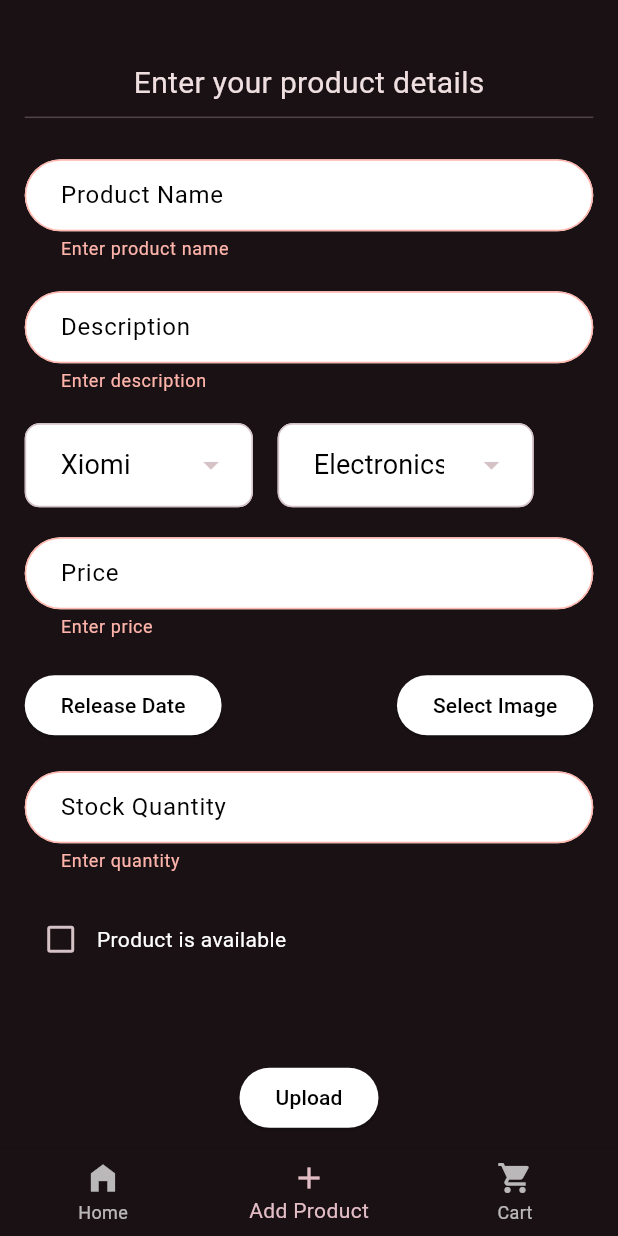
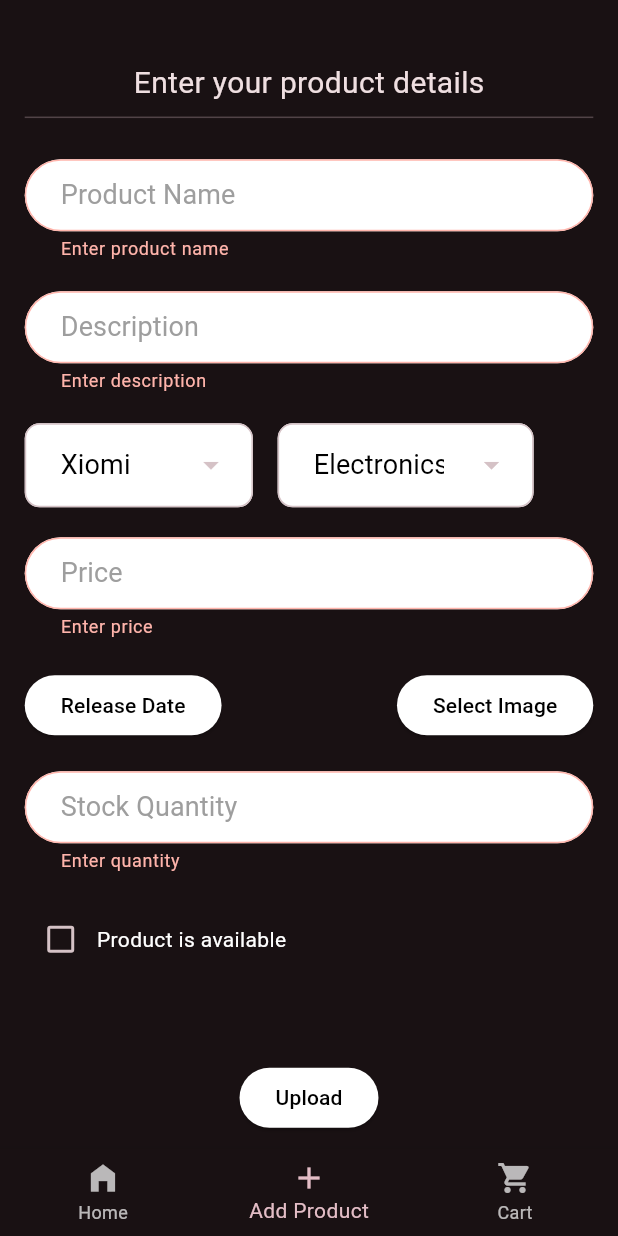
Before and after one commit to Mayankk074/ecommerce, a Flutter app: the Home screen opened directly, item 2 of the bottom bar chosen, after a tap on "Upload", on a phone screen of 412 x 824 dp. Run offline on Flutter 3.47's test engine with Material 3 defaults, Android fonts, the phone set to English and light mode, and no system bars; our stand-ins replace flutter_secure_storage, image_picker; missing offline and left inert: dart:ffi; accounts and stored records are empty; network calls fail.

```diff
--- a/frontend/lib/model/product.dart
+++ b/frontend/lib/model/product.dart
@@ -22,7 +22,7 @@ class Product{
       name: json['name'],
       description: json['description'],
       brand: json['brand'],
-      price: json['price'],
+      price: (json['price'] as num).toDouble(),
       category: json['category'],
       releaseDate: json['releaseDate'],
       isAvailable: json['productAvailable'],
--- a/frontend/lib/page/home/addProduct/addProduct.dart
+++ b/frontend/lib/page/home/addProduct/addProduct.dart
@@ -100,16 +100,27 @@ class _AddproductState extends State<Addproduct> {
               Divider(),
               const SizedBox(height: 20,),
               TextFormField(
-                decoration: const InputDecoration(hintText: "Product Name"),
+                decoration: const InputDecoration(
+                  hintText: "Product Name",
+                  hintStyle: TextStyle(
+                      color: Colors.grey
+                  )
+                ),
                 validator: (val) => val!.isEmpty ? "Enter product name" : null,
                 onChanged: (val) => setState(() => prodName=val),
-
+                style: Theme.of(context).textTheme.titleSmall
               ),
               const SizedBox(height: 20,),
               TextFormField(
-                decoration: const InputDecoration(hintText: "Description"),
+                decoration: const InputDecoration(
+                  hintText: "Description",
+                  hintStyle: TextStyle(
+                      color: Colors.grey
+                  )
+                ),
                 validator: (val) => val!.isEmpty ? "Enter description" : null,
                 onChanged: (val) => setState(() => desc=val),
+                style: Theme.of(context).textTheme.titleSmall
               ),
               const SizedBox(height: 20,),
               Row(
@@ -140,9 +151,15 @@ class _AddproductState extends State<Addproduct> {
               SizedBox(height: 20,),
               TextFormField(
                 keyboardType: TextInputType.number,
-                decoration: const InputDecoration(hintText: "Price"),
+                decoration: const InputDecoration(
+                  hintText: "Price",
+                  hintStyle: TextStyle(
+                      color: Colors.grey
+                  )
+                ),
                 validator: (val) => val!.isEmpty ? "Enter price" : null,
                 onChanged: (val) => setState(() => price=val),
+                style: Theme.of(context).textTheme.titleSmall
               ),
               SizedBox(height: 20,),
               Row(
@@ -164,9 +181,15 @@ class _AddproductState extends State<Addproduct> {
               SizedBox(height: 20,),
               TextFormField(
                 keyboardType: TextInputType.number,
-                decoration: const InputDecoration(hintText: "Stock Quantity"),
+                decoration: const InputDecoration(
+                  hintText: "Stock Quantity",
+                  hintStyle: TextStyle(
+                    color: Colors.grey
+                  )
+                ),
                 validator: (val) => val!.isEmpty ? "Enter quantity" : null,
                 onChanged: (val) => setState(() => quantity=val),
+                style: Theme.of(context).textTheme.titleSmall
               ),
               SizedBox(height: 20,),
               Row(
--- a/frontend/lib/page/home/homebody/homebody.dart
+++ b/frontend/lib/page/home/homebody/homebody.dart
@@ -16,23 +16,13 @@ class HomeBody extends StatefulWidget {
 
 class _HomeBodyState extends State<HomeBody> {
 
+  List<Product>? searchProducts;
   final TextEditingController _textEditingController=TextEditingController();
-  // List<Product>? products=[];
-  //
-  // void getProducts() async {
-  //   dynamic response=await http.get(Uri.parse("http://192.168.1.7:8080/api/products"));
-  //   Iterable result=jsonDecode(response.body);
-  //   setState(() {
-  //     products = List<Product>.from(result.map((model)=> Product.fromJson(model)));
-  //   });
-  // }
 
-  // @override
-  // void initState() {
-  //   // TODO: implement initState
-  //   super.initState();
-  //   getProducts();
-  // }
+
+  void updateHomePage(){
+    setState(() {});
+  }
 
   @override
   Widget build(BuildContext context) {
@@ -44,6 +34,7 @@ class _HomeBodyState extends State<HomeBody> {
         if(snapshot.connectionState == ConnectionState.done){
           if(snapshot.hasData){
             List<Product>? products=snapshot.data;
+            if(products!.isNotEmpty){
               return Column(
                 children: [
                   Padding(
@@ -51,20 +42,45 @@ class _HomeBodyState extends State<HomeBody> {
                     child: CupertinoSearchTextField(
                       controller: _textEditingController,
                       placeholder: "Search product",
+                      style: const TextStyle(
+                        color: Colors.white
+                      ),
+                      onSubmitted: (val)async{
+                        //when user hit search button on keyboard it will search and get List<Product> from server
+                        searchProducts = await ProductService().searchProduct(val);
+                        setState(() {});
+                      },
                     ),
                   ),
                   Expanded(
-                  child: ListView.builder(
-                      itemCount: products?.length,
+                    //Show all products if user has not searched.
+                    child: searchProducts == null ? ListView.builder(
+                        itemCount: products.length,
                         itemBuilder: (context, index){
-                        return ProductTile(product: products![index],);
-                      }),
+                          return ProductTile(product: products[index], updateHomePage: updateHomePage,);
+                        }) : ListView.builder(
+                        itemCount: searchProducts?.length,
+                        itemBuilder: (context, index){
+                          return ProductTile(product: searchProducts![index], updateHomePage: updateHomePage,);
+                        })
                   )
                 ],
               );
             }
+            else{
+              return const Center(
+                child: Text(
+                  "No products",
+                  style: TextStyle(
+                    color: Colors.white
+                  ),
+                ),
+              );
             }
-        return CircularProgressIndicator();
+
+          }
+        }
+        return const CircularProgressIndicator();
       },
     );
 
--- a/frontend/lib/page/home/homebody/productDetails.dart
+++ b/frontend/lib/page/home/homebody/productDetails.dart
@@ -41,6 +41,7 @@ class _ProductDetailsState extends State<ProductDetails> {
                       onPressed: () async {
                         //Deleting the product
                         await ProductService().deleteById(product.id);
+                        if(context.mounted) Navigator.of(context).pop();
                         if(context.mounted) Navigator.of(context).pop();
                       },
                     ),
```
Also changed, not shown: frontend/lib/productTile.dart (+16 -21 lines), frontend/lib/service/productService.dart (+32 -1 lines). Lines whose indentation alone changed are shown as unchanged.
